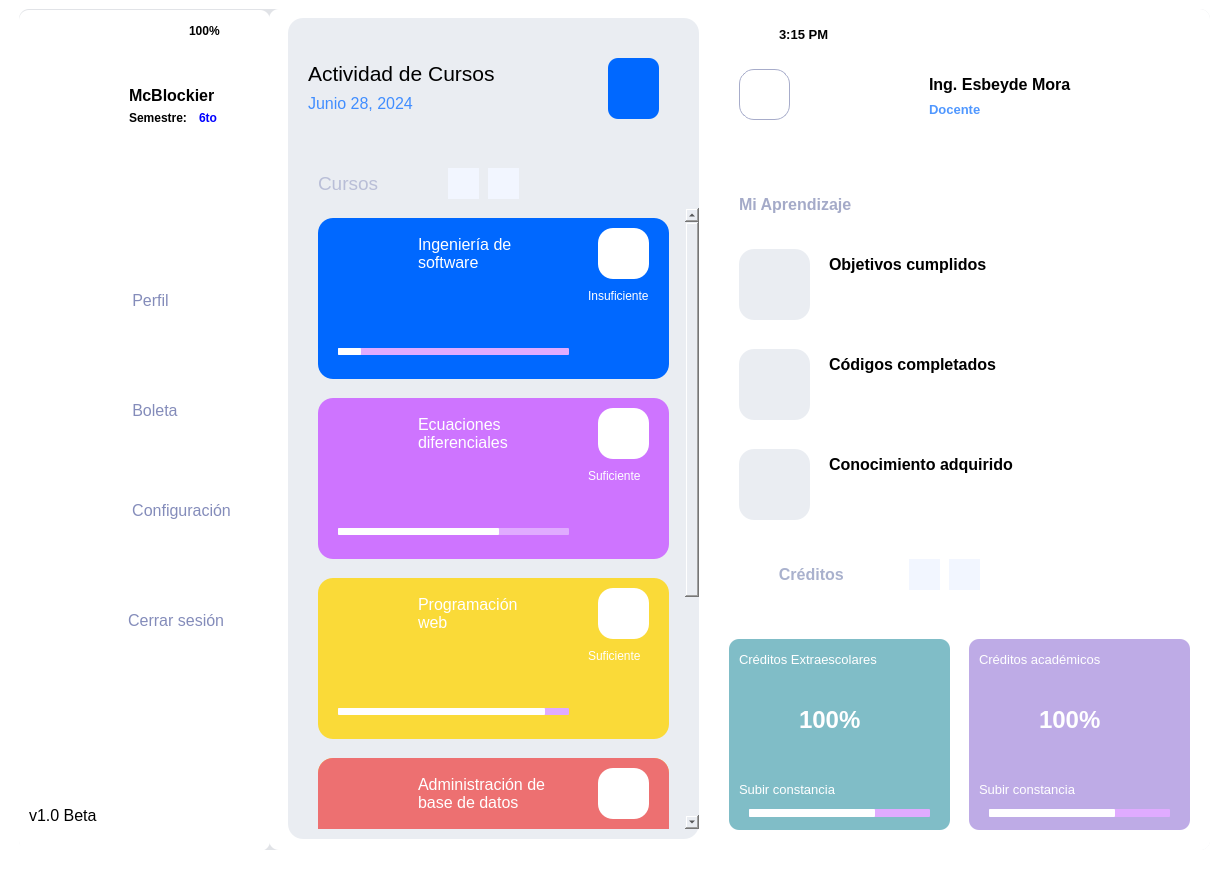
Qt form UI/Student.ui (McBlockier/SCA) before a commit.
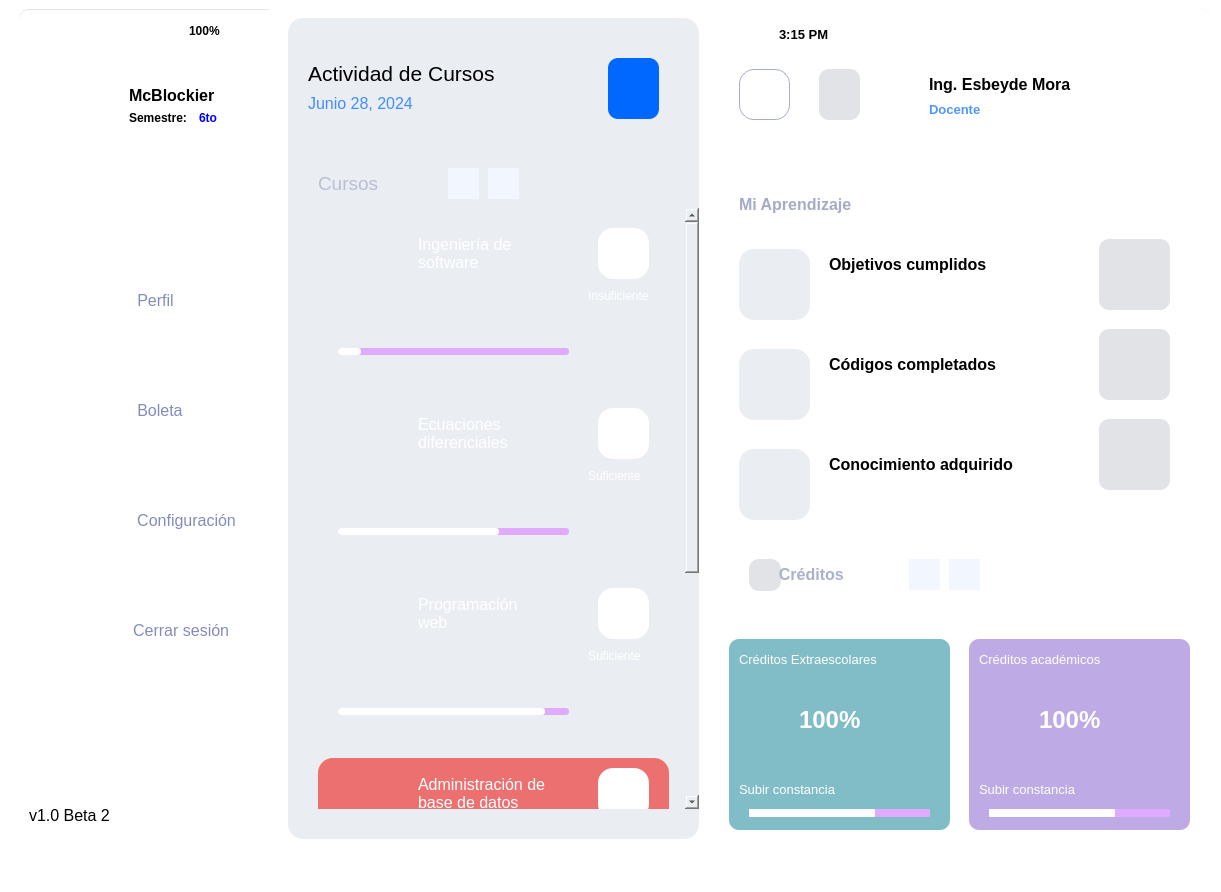
The same form after that commit. Icons and pictures are not drawn.

The edit to the form file:
```diff
--- a/UI/Student.ui
+++ b/UI/Student.ui
@@ -7,7 +7,7 @@
     <x>0</x>
     <y>0</y>
     <width>1221</width>
-    <height>895</height>
+    <height>892</height>
    </rect>
   </property>
   <property name="windowTitle">
@@ -48,7 +48,14 @@
       </rect>
      </property>
      <property name="styleSheet">
-      <string notr="true">background-color: #ffffff;
+      <string notr="true">QFrame {
+    background-color: rgb(255, 255, 255);
+    border-top-right-radius: 10px;
+    border-bottom-right-radius: 10px;
+    border-top-left-radius: 0px; /* Sin borde redondeado en el lado izquierdo */
+    border-bottom-left-radius: 0px; /* Sin borde redondeado en el lado izquierdo */
+}
+
 </string>
      </property>
      <property name="frameShape">
@@ -258,7 +265,7 @@
          <x>10</x>
          <y>190</y>
          <width>401</width>
-         <height>621</height>
+         <height>601</height>
         </rect>
        </property>
        <property name="styleSheet">
@@ -310,8 +317,19 @@
           </rect>
          </property>
          <property name="styleSheet">
-          <string notr="true"> background-color: #ce74ff;
-    border-radius: 15px;</string>
+          <string notr="true">QFrame {
+    background: qlineargradient(x1:0, y1:0, x2:0, y2:1,
+                                 stop:0 #ce74ff,
+                                 stop:1 #ce74ff);
+    border-radius: 15px;
+}
+
+QFrame:hover {
+    background: qlineargradient(x1:0, y1:0, x2:0, y2:1,
+                                 stop:0 #a55cff,
+                                 stop:1 #ce74ff);
+}
+</string>
          </property>
          <property name="frameShape">
           <enum>QFrame::StyledPanel</enum>
@@ -416,15 +434,28 @@
            </rect>
           </property>
           <property name="styleSheet">
-           <string notr="true">QProgressBar{
-background-color: #e0abff;
-height: 2px;
-border-radius:1px;
+           <string notr="true">/* Estilo base del QProgressBar */
+QProgressBar {
+    background-color: #e0abff;
+    height: 5px; /* Incrementa el tamaño vertical para una mejor apariencia */
+    border-radius: 3px; /* Ajusta el radio de borde para una apariencia más suave */
 }
+
+/* Estilo del chunk (parte de progreso) */
 QProgressBar::chunk {
-background-color: #fefeff; 
-border-radius:1px;
-}</string>
+    background-color: white; /* Cambia el color del chunk */
+    border-radius: 3px; /* Ajusta el radio de borde del chunk */
+}
+
+/* Añade transiciones para hacer los cambios de estilo más suaves */
+QProgressBar {
+    transition: background-color 0.3s ease;
+}
+
+QProgressBar::chunk {
+    transition: background-color 0.3s ease;
+}
+</string>
           </property>
           <property name="value">
            <number>70</number>
@@ -471,8 +502,36 @@
           </rect>
          </property>
          <property name="styleSheet">
-          <string notr="true">background-color: #fada38;
-border-radius: 15px;</string>
+          <string notr="true">QFrame {
+    background: qlineargradient(x1:0, y1:0, x2:0, y2:1,
+                                 stop:0 #fada38,
+                                 stop:0.5 #ffd700,
+                                 stop:1 #fada38);
+    border-radius: 15px;
+    position: relative; /* Asegura que el seudoelemento se posicione correctamente */
+    overflow: hidden; /* Evita que el degradado se desborde fuera del QFrame */
+}
+
+QFrame::before {
+    content: '';
+    position: absolute;
+    top: 0;
+    left: 0;
+    width: 100%;
+    height: 100%;
+    background: qlineargradient(x1:0, y1:0, x2:0, y2:1,
+                                 stop:0 #fada38,
+                                 stop:0.5 #ffd700,
+                                 stop:1 #fada38);
+    border-radius: inherit; /* Hereda el radio de borde del QFrame */
+    transition: opacity 0.3s ease; /* Transición suave para la opacidad */
+    opacity: 0; /* Inicialmente oculta el degradado */
+}
+
+QFrame:hover::before {
+    opacity: 1; /* Muestra el degradado al hacer hover */
+}
+</string>
          </property>
          <property name="frameShape">
           <enum>QFrame::StyledPanel</enum>
@@ -577,15 +636,28 @@
            </rect>
           </property>
           <property name="styleSheet">
-           <string notr="true">QProgressBar{
-background-color: #e0abff;
-height: 2px;
-border-radius:1px;
+           <string notr="true">/* Estilo base del QProgressBar */
+QProgressBar {
+    background-color: #e0abff;
+    height: 5px; /* Incrementa el tamaño vertical para una mejor apariencia */
+    border-radius: 3px; /* Ajusta el radio de borde para una apariencia más suave */
 }
+
+/* Estilo del chunk (parte de progreso) */
 QProgressBar::chunk {
-background-color: #fefeff; 
-border-radius:1px;
-}</string>
+    background-color: white; /* Cambia el color del chunk */
+    border-radius: 3px; /* Ajusta el radio de borde del chunk */
+}
+
+/* Añade transiciones para hacer los cambios de estilo más suaves */
+QProgressBar {
+    transition: background-color 0.3s ease;
+}
+
+QProgressBar::chunk {
+    transition: background-color 0.3s ease;
+}
+</string>
           </property>
           <property name="value">
            <number>90</number>
@@ -632,8 +704,19 @@
           </rect>
          </property>
          <property name="styleSheet">
-          <string notr="true">background-color: #0068ff;
-border-radius: 15px;</string>
+          <string notr="true">QFrame {
+    background: qlineargradient(x1:0, y1:0, x2:0, y2:1,
+                                 stop:0 #0068ff,
+                                 stop:1 #0068ff);
+    border-radius: 15px;
+}
+
+QFrame:hover {
+    background: qlineargradient(x1:0, y1:0, x2:0, y2:1,
+                                 stop:0 #4287f5,
+                                 stop:1 #0068ff);
+}
+</string>
          </property>
          <property name="frameShape">
           <enum>QFrame::StyledPanel</enum>
@@ -738,15 +821,28 @@
            </rect>
           </property>
           <property name="styleSheet">
-           <string notr="true">QProgressBar{
-background-color: #e0abff;
-height: 2px;
-border-radius:1px;
+           <string notr="true">/* Estilo base del QProgressBar */
+QProgressBar {
+    background-color: #e0abff;
+    height: 5px; /* Incrementa el tamaño vertical para una mejor apariencia */
+    border-radius: 3px; /* Ajusta el radio de borde para una apariencia más suave */
 }
+
+/* Estilo del chunk (parte de progreso) */
 QProgressBar::chunk {
-background-color: #fefeff; 
-border-radius:1px;
-}</string>
+    background-color: white; /* Cambia el color del chunk */
+    border-radius: 3px; /* Ajusta el radio de borde del chunk */
+}
+
+/* Añade transiciones para hacer los cambios de estilo más suaves */
+QProgressBar {
+    transition: background-color 0.3s ease;
+}
+
+QProgressBar::chunk {
+    transition: background-color 0.3s ease;
+}
+</string>
           </property>
           <property name="value">
            <number>10</number>
@@ -899,8 +995,27 @@
            </rect>
           </property>
           <property name="styleSheet">
-           <string notr="true">background-color: #ed7071;
-    border-radius: 15px;</string>
+           <string notr="true">QFrame {
+    background-color: #ed7071;
+    border-radius: 15px;
+    transition: background-color 0.3s ease; /* Transición suave para el cambio de color */
+}
+
+QFrame:hover {
+    background: qradialgradient(
+        cx: 0.5,
+        cy: 0.5,
+        radius: 1,
+        fx: 0.5,
+        fy: 0.0, /* Cambia fy a 0 para que el degradado comience desde la parte superior */
+        stop: 0 #ed7071,
+        stop: 0.5 #ed7071, /* Cambia la posición de parada para un degradado más pronunciado en la parte superior */
+        stop: 1 #ffcd53
+    ); /* Degradado de color al hacer hover */
+}
+
+
+</string>
           </property>
           <property name="frameShape">
            <enum>QFrame::StyledPanel</enum>
@@ -2069,7 +2184,7 @@
      <rect>
       <x>19</x>
       <y>10</y>
-      <width>251</width>
+      <width>261</width>
       <height>841</height>
      </rect>
     </property>
@@ -2077,10 +2192,14 @@
      <bool>false</bool>
     </property>
     <property name="styleSheet">
-     <string notr="true">QFrame{
+     <string notr="true">QFrame {
     background-color: rgb(255, 255, 255);
-    border-radius:10px;
-}</string>
+    border-top-left-radius: 10px;
+    border-bottom-left-radius: 10px;
+    border-top-right-radius: 0px; /* Sin borde redondeado en el lado derecho */
+    border-bottom-right-radius: 0px; /* Sin borde redondeado en el lado derecho */
+}
+</string>
     </property>
     <property name="frameShape">
      <enum>QFrame::StyledPanel</enum>
@@ -2092,8 +2211,8 @@
      <property name="geometry">
       <rect>
        <x>20</x>
-       <y>590</y>
-       <width>221</width>
+       <y>600</y>
+       <width>231</width>
        <height>41</height>
       </rect>
      </property>
@@ -2113,14 +2232,21 @@
       <bool>false</bool>
      </property>
      <property name="styleSheet">
-      <string notr="true">QPushButton{
+      <string notr="true">/* Estilo base del QPushButton */
+QPushButton {
     background-color: white;
     color: #848cba;
-    border-radius:10px;
+    border-radius: 10px;
+    padding: 5px 10px; /* Ajusta el relleno según sea necesario */
+    transition: background-color 0.3s ease, color 0.3s ease; /* Transición suave para el color de fondo y el color del texto */
 }
-QPushButton:hover{
-    background-color: #ebeffd;
-}</string>
+
+/* Estilo para el QPushButton al hacer hover */
+QPushButton:hover {
+    background: qradialgradient(cx:0.5, cy:0.5, radius:1, fx:0.5, fy:0.5, stop:0 #ebeffd, stop:1 white); /* Degradado de color para el fondo al hacer hover */
+    color: #6b76a3; /* Cambia el color del texto al hacer hover */
+}
+</string>
      </property>
      <property name="text">
       <string>            Cerrar sesión</string>
@@ -2142,7 +2268,7 @@
       </font>
      </property>
      <property name="text">
-      <string>v1.0 Beta</string>
+      <string>v1.0 Beta 2</string>
      </property>
     </widget>
     <widget class="QLabel" name="setUserName">
@@ -2256,7 +2382,7 @@
     <property name="geometry">
      <rect>
       <x>50</x>
-      <y>600</y>
+      <y>610</y>
       <width>41</width>
       <height>41</height>
      </rect>
@@ -2279,7 +2405,7 @@
      <rect>
       <x>40</x>
       <y>280</y>
-      <width>221</width>
+      <width>231</width>
       <height>41</height>
      </rect>
     </property>
@@ -2296,14 +2422,21 @@
      <string>Ver perfil</string>
     </property>
     <property name="styleSheet">
-     <string notr="true">QPushButton{
+     <string notr="true">/* Estilo base del QPushButton */
+QPushButton {
     background-color: white;
     color: #848cba;
-    border-radius:10px;
+    border-radius: 10px;
+    padding: 5px 10px; /* Ajusta el relleno según sea necesario */
+    transition: background-color 0.3s ease, color 0.3s ease; /* Transición suave para el color de fondo y el color del texto */
 }
-QPushButton:hover{
-    background-color: #ebeffd;
-}</string>
+
+/* Estilo para el QPushButton al hacer hover */
+QPushButton:hover {
+    background: qradialgradient(cx:0.5, cy:0.5, radius:1, fx:0.5, fy:0.5, stop:0 #ebeffd, stop:1 white); /* Degradado de color para el fondo al hacer hover */
+    color: #6b76a3; /* Cambia el color del texto al hacer hover */
+}
+</string>
     </property>
     <property name="text">
      <string>Perfil</string>
@@ -2408,7 +2541,7 @@
      <rect>
       <x>40</x>
       <y>390</y>
-      <width>221</width>
+      <width>231</width>
       <height>41</height>
      </rect>
     </property>
@@ -2425,14 +2558,21 @@
      <string>Ver documentación</string>
     </property>
     <property name="styleSheet">
-     <string notr="true">QPushButton{
+     <string notr="true">/* Estilo base del QPushButton */
+QPushButton {
     background-color: white;
     color: #848cba;
-    border-radius:10px;
+    border-radius: 10px;
+    padding: 5px 10px; /* Ajusta el relleno según sea necesario */
+    transition: background-color 0.3s ease, color 0.3s ease; /* Transición suave para el color de fondo y el color del texto */
 }
-QPushButton:hover{
-    background-color: #ebeffd;
-}</string>
+
+/* Estilo para el QPushButton al hacer hover */
+QPushButton:hover {
+    background: qradialgradient(cx:0.5, cy:0.5, radius:1, fx:0.5, fy:0.5, stop:0 #ebeffd, stop:1 white); /* Degradado de color para el fondo al hacer hover */
+    color: #6b76a3; /* Cambia el color del texto al hacer hover */
+}
+</string>
     </property>
     <property name="text">
      <string>  Boleta</string>
@@ -2464,8 +2604,8 @@
     <property name="geometry">
      <rect>
       <x>40</x>
-      <y>490</y>
-      <width>221</width>
+      <y>500</y>
+      <width>231</width>
       <height>41</height>
      </rect>
     </property>
@@ -2482,14 +2622,21 @@
      <string>Configuración</string>
     </property>
     <property name="styleSheet">
-     <string notr="true">QPushButton{
+     <string notr="true">/* Estilo base del QPushButton */
+QPushButton {
     background-color: white;
     color: #848cba;
-    border-radius:10px;
+    border-radius: 10px;
+    padding: 5px 10px; /* Ajusta el relleno según sea necesario */
+    transition: background-color 0.3s ease, color 0.3s ease; /* Transición suave para el color de fondo y el color del texto */
 }
-QPushButton:hover{
-    background-color: #ebeffd;
-}</string>
+
+/* Estilo para el QPushButton al hacer hover */
+QPushButton:hover {
+    background: qradialgradient(cx:0.5, cy:0.5, radius:1, fx:0.5, fy:0.5, stop:0 #ebeffd, stop:1 white); /* Degradado de color para el fondo al hacer hover */
+    color: #6b76a3; /* Cambia el color del texto al hacer hover */
+}
+</string>
     </property>
     <property name="text">
      <string>              Configuración</string>
@@ -2499,7 +2646,7 @@
     <property name="geometry">
      <rect>
       <x>50</x>
-      <y>490</y>
+      <y>500</y>
       <width>41</width>
       <height>41</height>
      </rect>
```
Left out of the diff: 74 changed lines with no effect on the pictures.
